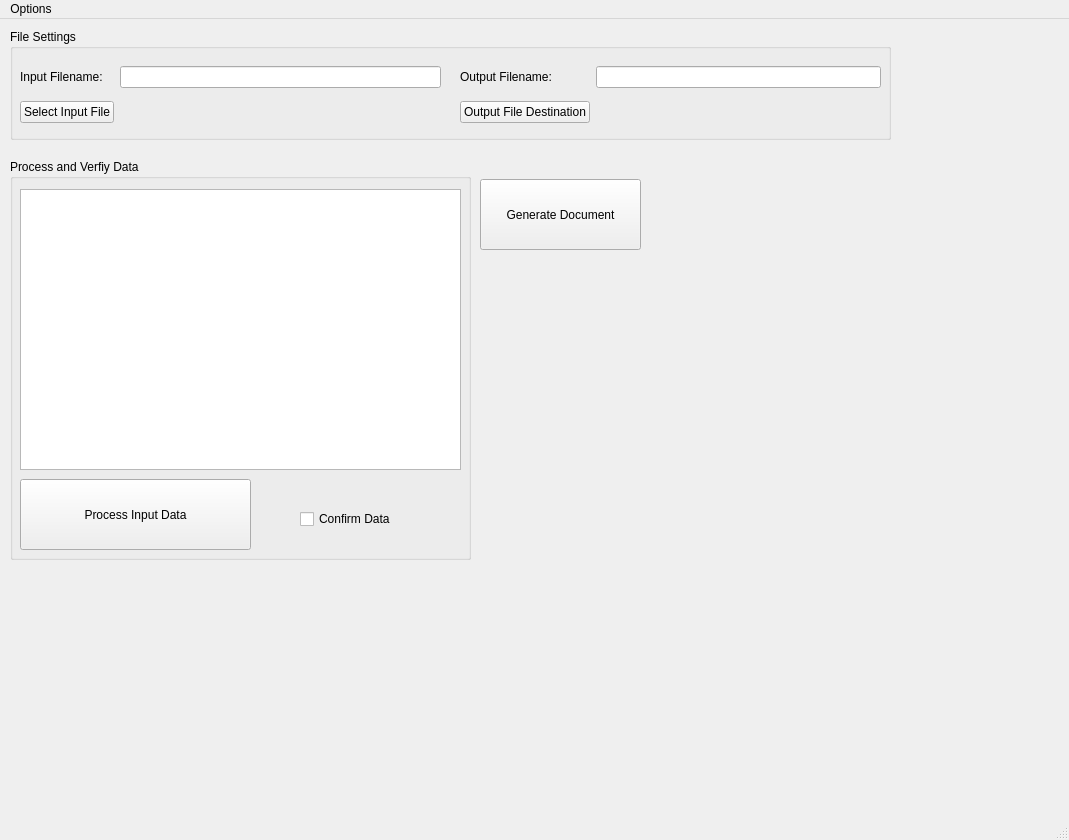
Before: the Qt Designer form MainWindow.ui in dom-gasperini/PWP-DocuGen, drawn with Qt 5.
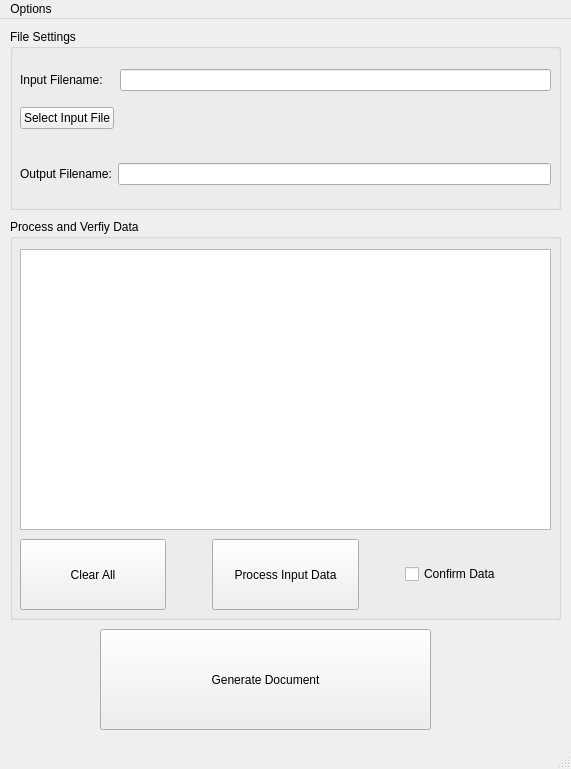
After: the same form once the commit is applied.

What changed in the file:
```diff
--- a/MainWindow.ui
+++ b/MainWindow.ui
@@ -6,8 +6,8 @@
    <rect>
     <x>0</x>
     <y>0</y>
-    <width>1069</width>
-    <height>840</height>
+    <width>571</width>
+    <height>769</height>
    </rect>
   </property>
   <property name="windowTitle">
@@ -19,8 +19,8 @@
      <rect>
       <x>10</x>
       <y>10</y>
-      <width>881</width>
-      <height>111</height>
+      <width>551</width>
+      <height>181</height>
      </rect>
     </property>
     <property name="title">
@@ -31,8 +31,8 @@
       <rect>
        <x>10</x>
        <y>30</y>
-       <width>421</width>
-       <height>71</height>
+       <width>531</width>
+       <height>81</height>
       </rect>
      </property>
      <layout class="QGridLayout" name="gridLayout">
@@ -75,20 +75,13 @@
     <widget class="QWidget" name="layoutWidget">
      <property name="geometry">
       <rect>
-       <x>450</x>
-       <y>30</y>
-       <width>421</width>
-       <height>71</height>
+       <x>10</x>
+       <y>120</y>
+       <width>531</width>
+       <height>51</height>
       </rect>
      </property>
      <layout class="QGridLayout" name="gridLayout_2">
-      <item row="0" column="0">
-       <widget class="QLabel" name="outputFileLbl">
-        <property name="text">
-         <string>Output Filename:</string>
-        </property>
-       </widget>
-      </item>
       <item row="0" column="1">
        <widget class="QLineEdit" name="outputFileText">
         <property name="readOnly">
@@ -96,26 +89,13 @@
         </property>
        </widget>
       </item>
-      <item row="1" column="0">
-       <widget class="QPushButton" name="selectOutputFileBtn">
+      <item row="0" column="0">
+       <widget class="QLabel" name="outputFileLbl">
         <property name="text">
-         <string>Output File Destination</string>
+         <string>Output Filename:</string>
         </property>
        </widget>
       </item>
-      <item row="1" column="1">
-       <spacer name="horizontalSpacer_2">
-        <property name="orientation">
-         <enum>Qt::Horizontal</enum>
-        </property>
-        <property name="sizeHint" stdset="0">
-         <size>
-          <width>40</width>
-          <height>20</height>
-         </size>
-        </property>
-       </spacer>
-      </item>
      </layout>
     </widget>
    </widget>
@@ -123,8 +103,8 @@
     <property name="geometry">
      <rect>
       <x>10</x>
-      <y>140</y>
-      <width>461</width>
+      <y>200</y>
+      <width>551</width>
       <height>401</height>
      </rect>
     </property>
@@ -136,45 +116,96 @@
       <rect>
        <x>10</x>
        <y>30</y>
-       <width>441</width>
+       <width>531</width>
        <height>281</height>
       </rect>
      </property>
     </widget>
-    <widget class="QCheckBox" name="confirmDataChbx">
-     <property name="geometry">
-      <rect>
-       <x>290</x>
-       <y>340</y>
-       <width>131</width>
-       <height>40</height>
-      </rect>
-     </property>
-     <property name="text">
-      <string>Confirm Data</string>
-     </property>
-    </widget>
-    <widget class="QPushButton" name="processDataBtn">
+    <widget class="QWidget" name="">
      <property name="geometry">
       <rect>
        <x>10</x>
        <y>320</y>
-       <width>231</width>
+       <width>531</width>
        <height>71</height>
       </rect>
      </property>
-     <property name="text">
-      <string>Process Input Data</string>
-     </property>
+     <layout class="QGridLayout" name="gridLayout_3">
+      <item row="0" column="2">
+       <widget class="QPushButton" name="processDataBtn">
+        <property name="sizePolicy">
+         <sizepolicy hsizetype="Preferred" vsizetype="Expanding">
+          <horstretch>0</horstretch>
+          <verstretch>0</verstretch>
+         </sizepolicy>
+        </property>
+        <property name="text">
+         <string>Process Input Data</string>
+        </property>
+       </widget>
+      </item>
+      <item row="0" column="0">
+       <widget class="QPushButton" name="clearAllBtn">
+        <property name="sizePolicy">
+         <sizepolicy hsizetype="Preferred" vsizetype="Expanding">
+          <horstretch>0</horstretch>
+          <verstretch>0</verstretch>
+         </sizepolicy>
+        </property>
+        <property name="text">
+         <string>Clear All</string>
+        </property>
+       </widget>
+      </item>
+      <item row="0" column="1">
+       <spacer name="horizontalSpacer_2">
+        <property name="orientation">
+         <enum>Qt::Horizontal</enum>
+        </property>
+        <property name="sizeType">
+         <enum>QSizePolicy::Fixed</enum>
+        </property>
+        <property name="sizeHint" stdset="0">
+         <size>
+          <width>40</width>
+          <height>20</height>
+         </size>
+        </property>
+       </spacer>
+      </item>
+      <item row="0" column="4">
+       <widget class="QCheckBox" name="confirmDataChbx">
+        <property name="text">
+         <string>Confirm Data</string>
+        </property>
+       </widget>
+      </item>
+      <item row="0" column="3">
+       <spacer name="horizontalSpacer_3">
+        <property name="orientation">
+         <enum>Qt::Horizontal</enum>
+        </property>
+        <property name="sizeType">
+         <enum>QSizePolicy::Fixed</enum>
+        </property>
+        <property name="sizeHint" stdset="0">
+         <size>
+          <width>40</width>
+          <height>20</height>
+         </size>
+        </property>
+       </spacer>
+      </item>
+     </layout>
     </widget>
    </widget>
    <widget class="QPushButton" name="generateDocumentBtn">
     <property name="geometry">
      <rect>
-      <x>480</x>
-      <y>160</y>
-      <width>161</width>
-      <height>71</height>
+      <x>100</x>
+      <y>610</y>
+      <width>331</width>
+      <height>101</height>
      </rect>
     </property>
     <property name="text">
@@ -187,7 +218,7 @@
     <rect>
      <x>0</x>
      <y>0</y>
-     <width>1069</width>
+     <width>571</width>
      <height>23</height>
     </rect>
    </property>
```
